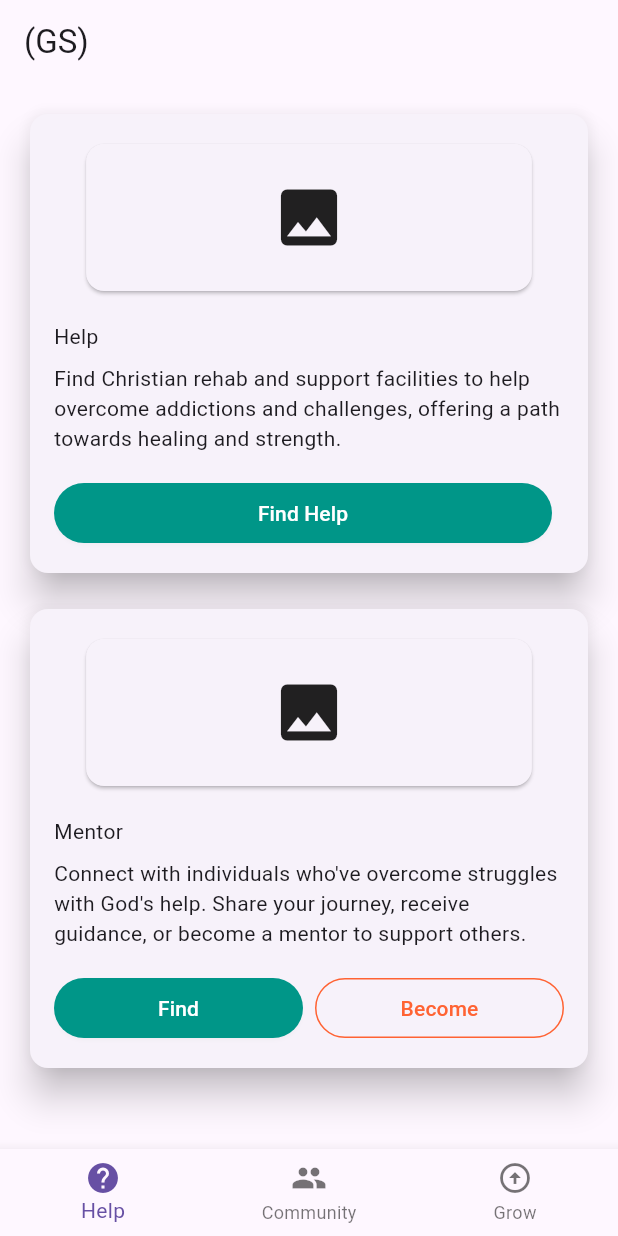
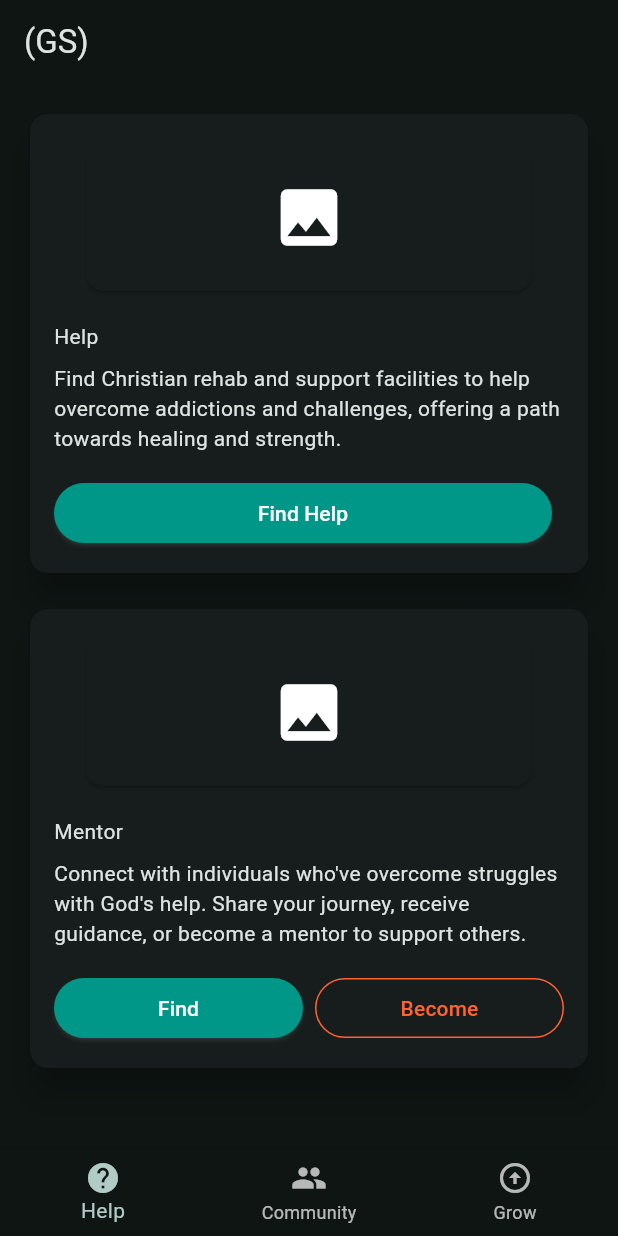
Before and after one commit to JadyMcIntyre/god_sufficient, a Flutter app: the screen it shows after launch, after a tap on "Login", on a phone screen of 412 x 824 dp. Run offline on Flutter 3.47's test engine with Material 3 defaults, Android fonts, the phone set to English and light mode, and no system bars; our stand-ins replace dio, get, kiwi; network calls fail; project files that could hold a hidden picture were left out.

Commit message:
updated theme on main

```diff
--- a/gs_flutter/lib/main.dart
+++ b/gs_flutter/lib/main.dart
@@ -15,10 +15,8 @@ class GodSufficient extends StatelessWidget {
   @override
   Widget build(BuildContext context) {
     return GetMaterialApp(
-      themeMode: ThemeMode.light,
-      darkTheme: ThemeData.dark(),
       theme: ThemeData(
-        primarySwatch: Colors.blue,
+        colorScheme: ColorScheme.fromSeed(seedColor: Colors.teal, brightness: Brightness.dark),
       ),
       initialRoute: AppPages.initial,
       getPages: AppPages.routes,
```
